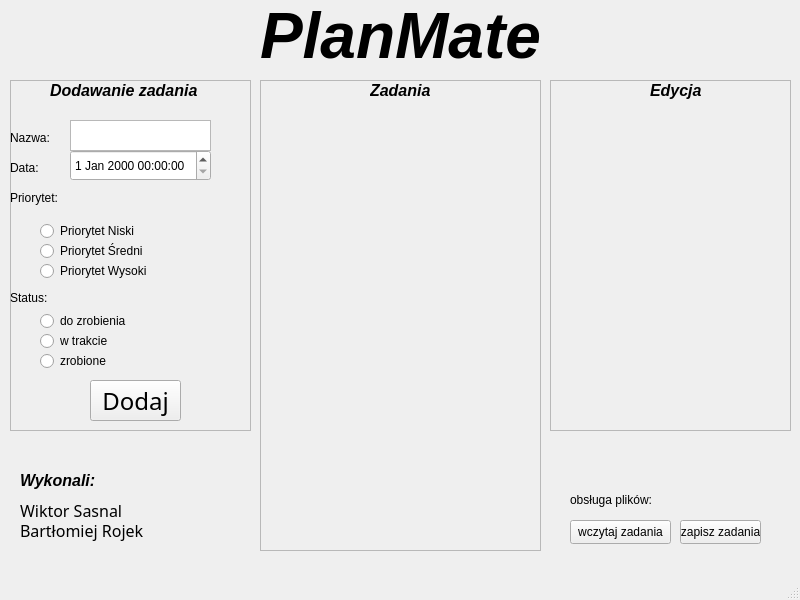
The window that PlanMate/mainwindow.ui (wiksas/PlanMate) describes before a commit, drawn with Qt 5.
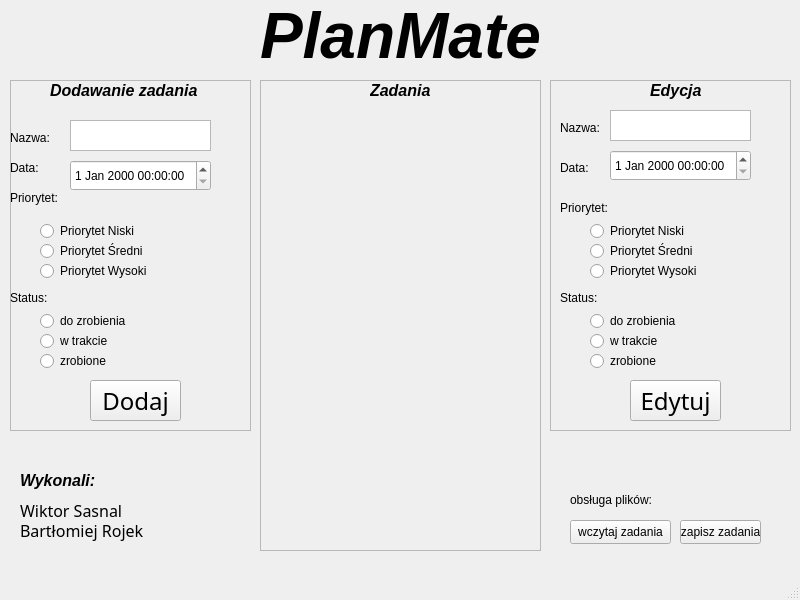
The same window after the commit.

Patch:
```diff
--- a/PlanMate/mainwindow.ui
+++ b/PlanMate/mainwindow.ui
@@ -150,7 +150,7 @@
      <property name="geometry">
       <rect>
        <x>60</x>
-       <y>70</y>
+       <y>80</y>
        <width>141</width>
        <height>31</height>
       </rect>
@@ -313,6 +313,175 @@
       <string>Edycja</string>
      </property>
     </widget>
+    <widget class="QLabel" name="label_18">
+     <property name="geometry">
+      <rect>
+       <x>10</x>
+       <y>40</y>
+       <width>49</width>
+       <height>16</height>
+      </rect>
+     </property>
+     <property name="text">
+      <string>Nazwa:</string>
+     </property>
+    </widget>
+    <widget class="QPlainTextEdit" name="NazwaEdycja">
+     <property name="geometry">
+      <rect>
+       <x>60</x>
+       <y>30</y>
+       <width>141</width>
+       <height>31</height>
+      </rect>
+     </property>
+    </widget>
+    <widget class="QDateTimeEdit" name="DataEdycja">
+     <property name="geometry">
+      <rect>
+       <x>60</x>
+       <y>70</y>
+       <width>141</width>
+       <height>31</height>
+      </rect>
+     </property>
+    </widget>
+    <widget class="QLabel" name="label_19">
+     <property name="geometry">
+      <rect>
+       <x>10</x>
+       <y>80</y>
+       <width>49</width>
+       <height>16</height>
+      </rect>
+     </property>
+     <property name="text">
+      <string>Data:</string>
+     </property>
+    </widget>
+    <widget class="QLabel" name="label_20">
+     <property name="geometry">
+      <rect>
+       <x>10</x>
+       <y>120</y>
+       <width>49</width>
+       <height>16</height>
+      </rect>
+     </property>
+     <property name="text">
+      <string>Priorytet:</string>
+     </property>
+    </widget>
+    <widget class="QRadioButton" name="Prio1Edycja">
+     <property name="geometry">
+      <rect>
+       <x>40</x>
+       <y>140</y>
+       <width>158</width>
+       <height>22</height>
+      </rect>
+     </property>
+     <property name="text">
+      <string>Priorytet Niski</string>
+     </property>
+    </widget>
+    <widget class="QRadioButton" name="Prio2Edycja">
+     <property name="geometry">
+      <rect>
+       <x>40</x>
+       <y>160</y>
+       <width>158</width>
+       <height>22</height>
+      </rect>
+     </property>
+     <property name="text">
+      <string>Priorytet Średni</string>
+     </property>
+    </widget>
+    <widget class="QRadioButton" name="Prio3Edycja">
+     <property name="geometry">
+      <rect>
+       <x>40</x>
+       <y>180</y>
+       <width>158</width>
+       <height>22</height>
+      </rect>
+     </property>
+     <property name="text">
+      <string>Priorytet Wysoki</string>
+     </property>
+    </widget>
+    <widget class="QLabel" name="label_21">
+     <property name="geometry">
+      <rect>
+       <x>10</x>
+       <y>210</y>
+       <width>49</width>
+       <height>16</height>
+      </rect>
+     </property>
+     <property name="text">
+      <string>Status:</string>
+     </property>
+    </widget>
+    <widget class="QRadioButton" name="DoZrobieniaEdycja">
+     <property name="geometry">
+      <rect>
+       <x>40</x>
+       <y>230</y>
+       <width>158</width>
+       <height>22</height>
+      </rect>
+     </property>
+     <property name="text">
+      <string>do zrobienia</string>
+     </property>
+    </widget>
+    <widget class="QRadioButton" name="WTrakcieEdycja">
+     <property name="geometry">
+      <rect>
+       <x>40</x>
+       <y>250</y>
+       <width>158</width>
+       <height>22</height>
+      </rect>
+     </property>
+     <property name="text">
+      <string>w trakcie</string>
+     </property>
+    </widget>
+    <widget class="QRadioButton" name="ZrobioneEdycja">
+     <property name="geometry">
+      <rect>
+       <x>40</x>
+       <y>270</y>
+       <width>158</width>
+       <height>22</height>
+      </rect>
+     </property>
+     <property name="text">
+      <string>zrobione</string>
+     </property>
+    </widget>
+    <widget class="QPushButton" name="DodajEdycja">
+     <property name="geometry">
+      <rect>
+       <x>80</x>
+       <y>300</y>
+       <width>91</width>
+       <height>41</height>
+      </rect>
+     </property>
+     <property name="font">
+      <font>
+       <family>Segoe Print</family>
+       <pointsize>18</pointsize>
+      </font>
+     </property>
+     <property name="text">
+      <string>Edytuj</string>
+     </property>
+    </widget>
    </widget>
    <widget class="QFrame" name="Wyswietlanie">
     <property name="geometry">
```
